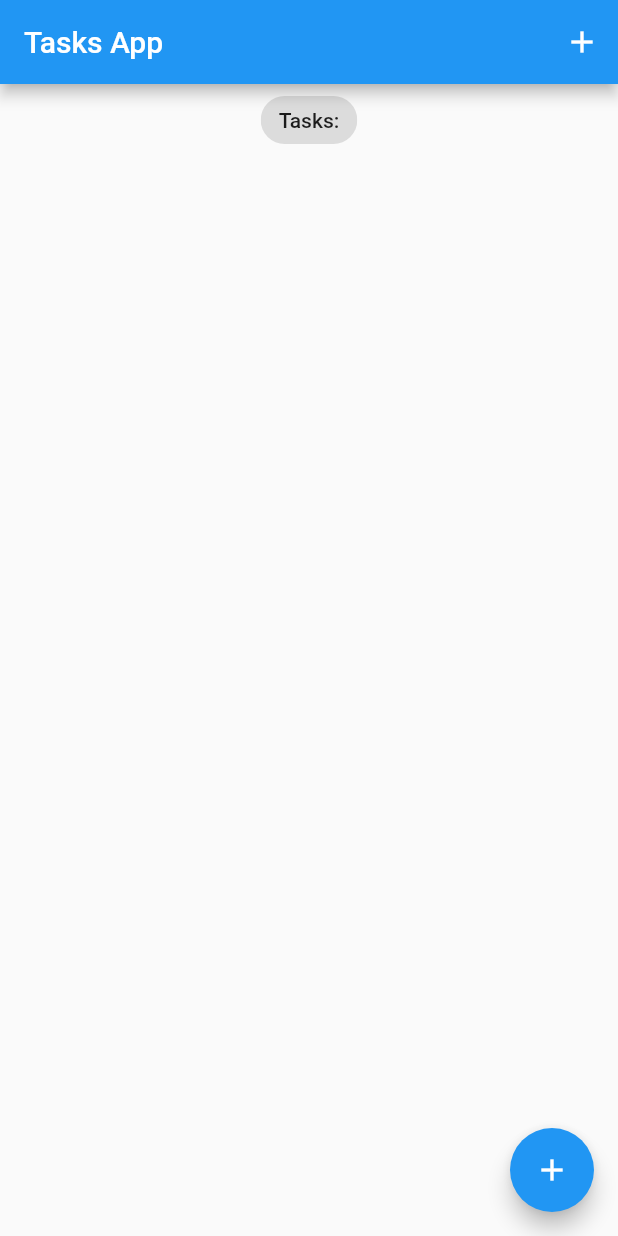
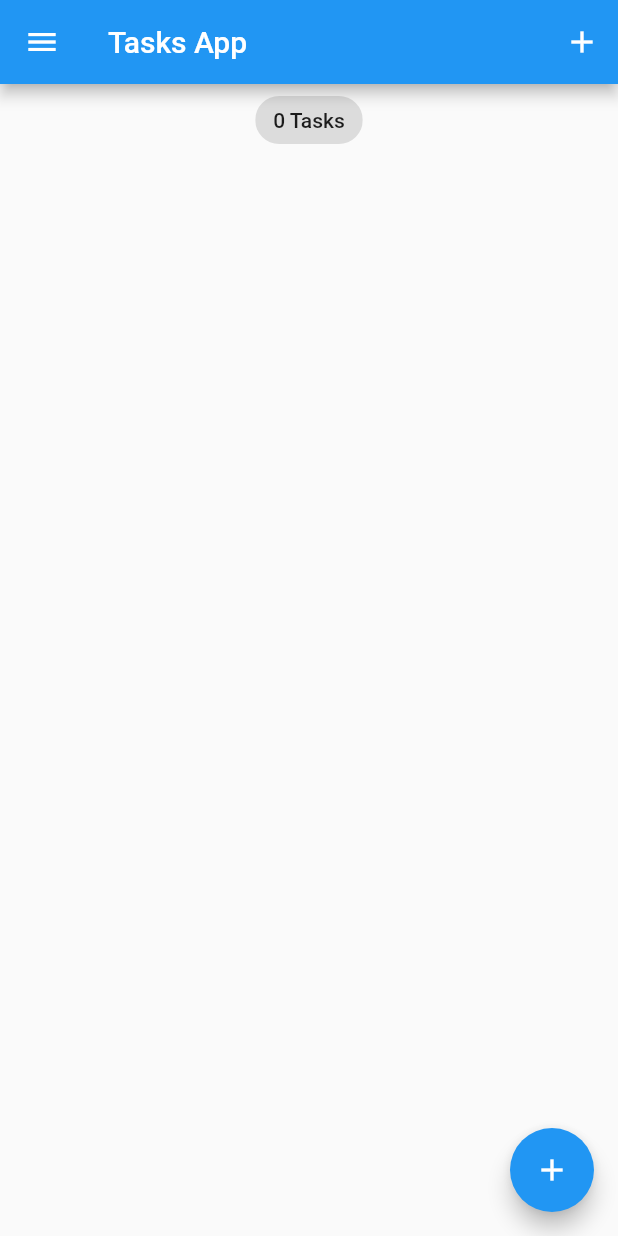
Before and after one commit to KYOHEI-jp/Bloc_app, a Flutter app: the screen it shows after launch, on a phone screen of 412 x 824 dp. Run offline on Flutter 3.47's test engine with Material 2 defaults, Android fonts, the phone set to English and light mode, and no system bars; our stand-ins replace equatable, flutter_bloc, hydrated_bloc.

Commit message:
tasksScreen

```diff
--- a/lib/screens/tasks_screen.dart
+++ b/lib/screens/tasks_screen.dart
@@ -1,12 +1,13 @@
 import 'package:flutter/cupertino.dart';
 import 'package:flutter/material.dart';
+import 'package:flutter_tasks_app/screens/my_drawer.dart';
 
 import '../blocs/bloc_exports.dart';
 import '../models/task.dart';
 import 'add_task_screen.dart';
 
 class TasksScreen extends StatefulWidget {
- const TasksScreen({Key? key}) : super(key: key);
+  const TasksScreen({Key? key}) : super(key: key);
 
   @override
   State<TasksScreen> createState() => _TasksScreenState();
@@ -38,13 +39,14 @@ class _TasksScreenState extends State<TasksScreen> {
               )
             ],
           ),
+          drawer: MyDrawer(),
           body: Column(
             crossAxisAlignment: CrossAxisAlignment.center,
             children: [
-              const Center(
+              Center(
                 child: Chip(
                   label: Text(
-                    'Tasks:',
+                    '${state.allTasks.length} Tasks',
                   ),
                 ),
               ),
```
